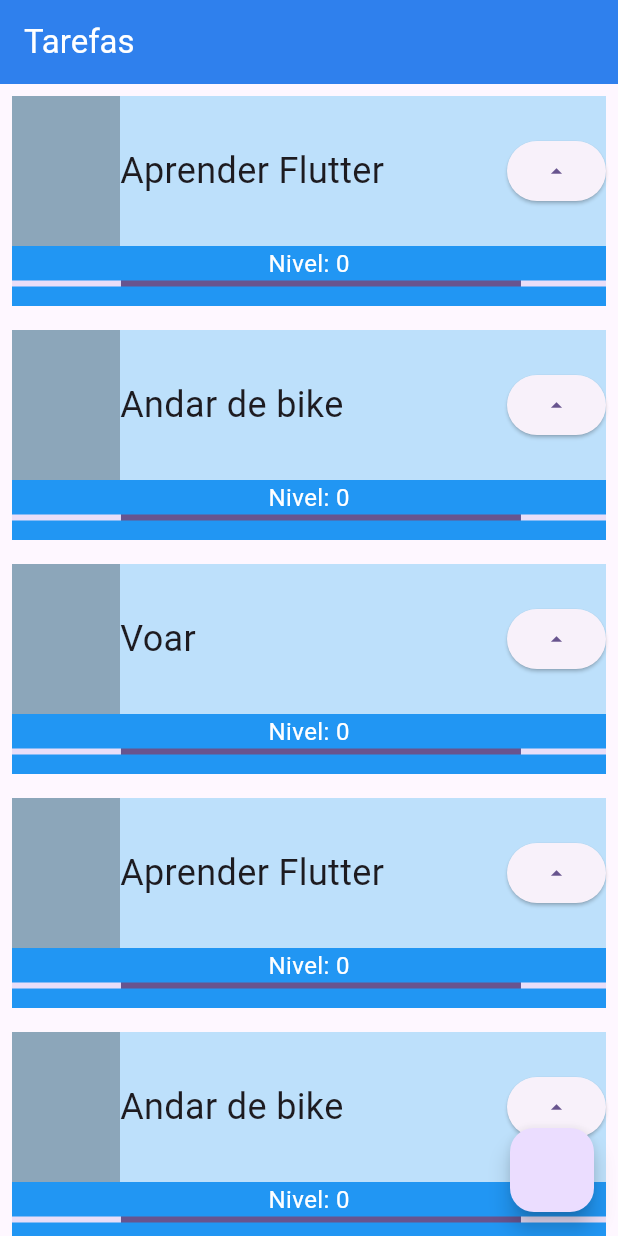
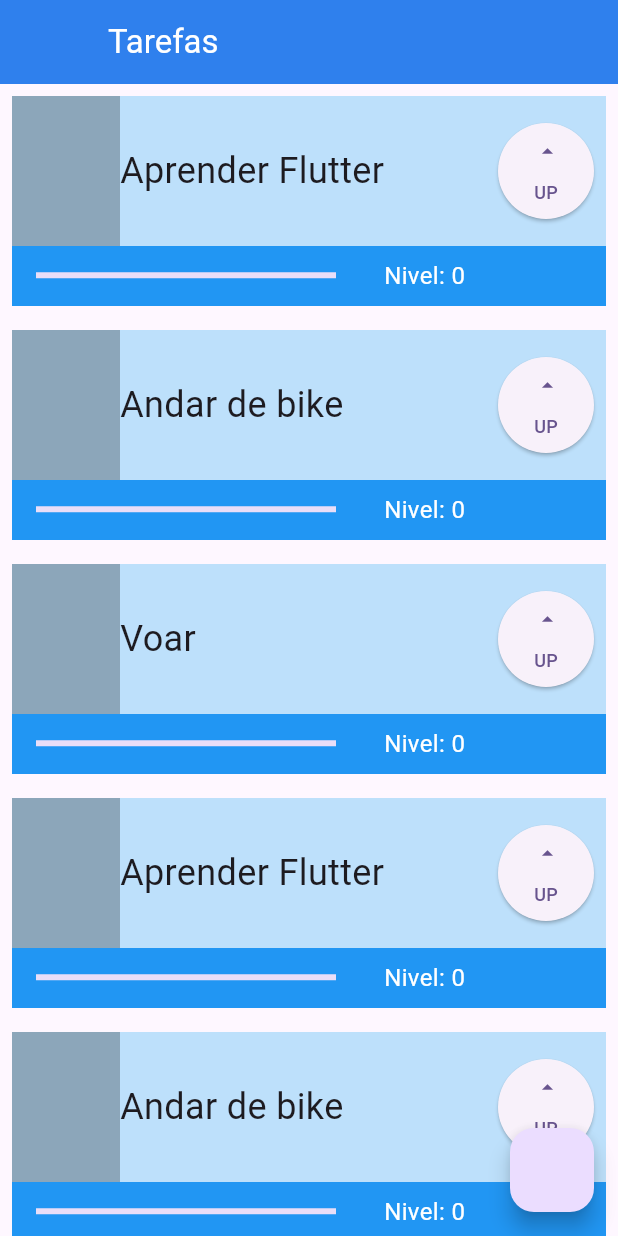
Before and after one commit to guilhermelins7/flutter, a Flutter app: the screen it shows after launch, on a phone screen of 412 x 824 dp. Run offline on Flutter 3.47's test engine with Material 3 defaults, Android fonts, the phone set to English and light mode, and no system bars.

Commit message:
feat: adicionar barra de progresso e organizar layout da aplicação

```diff
--- a/lib/main.dart
+++ b/lib/main.dart
@@ -16,6 +16,7 @@ class MyApp extends StatelessWidget {
       ),
       home: Scaffold(
         appBar: AppBar(
+          leading: Container(),
           // Cabeçalho
           title: Text('Tarefas', style: TextStyle(color: Colors.white)),
           backgroundColor: Color(0xFF2F80ED),
@@ -78,23 +79,53 @@ class _TaskState extends State<Task> {
                         ),
                       ),
                       Spacer(),
-                      ElevatedButton(
+                      Container(
+                        width: 64,
+                        height: 64,
+                        margin: EdgeInsets.all(8),
+                        child: ElevatedButton(
                           onPressed: () {
                             setState(() {
                               nivel++;
                             });
                             print(nivel);
                           },
-                        child: Icon(Icons.arrow_drop_up),
+                          child: Column(
+                            mainAxisAlignment: MainAxisAlignment.spaceEvenly,
+                            children: [
+                              Icon(Icons.arrow_drop_up),
+                              Text('UP', style: TextStyle(fontSize: 12)),
+                            ],
+                          ),
+                        ),
                       ),
                     ],
                   ),
                 ),
-                Text(
+                Padding(
+                  padding: const EdgeInsets.all(8),
+                  child: Row(
+                    children: [
+                      Padding(
+                        padding: const EdgeInsets.only(left: 8),
+                        child: Container(
+                          width: 200,
+                          child: LinearProgressIndicator(
+                            value: nivel / 10,
+                            color: Colors.cyan,
+                          ),
+                        ),
+                      ),
+                      Padding(
+                        padding: const EdgeInsets.only(left: 32),
+                        child: Text(
                           'Nivel: $nivel',
                           style: TextStyle(color: Colors.white, fontSize: 16),
                         ),
-                LinearProgressIndicator(),
+                      ),
+                    ],
+                  ),
+                ),
               ],
             ),
           ],
```
Lines whose indentation alone changed are shown as unchanged.
